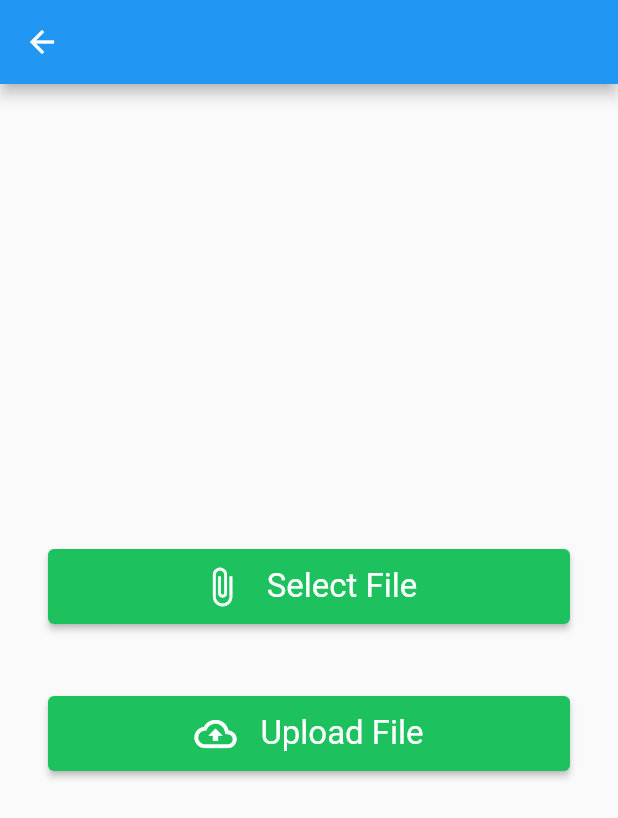
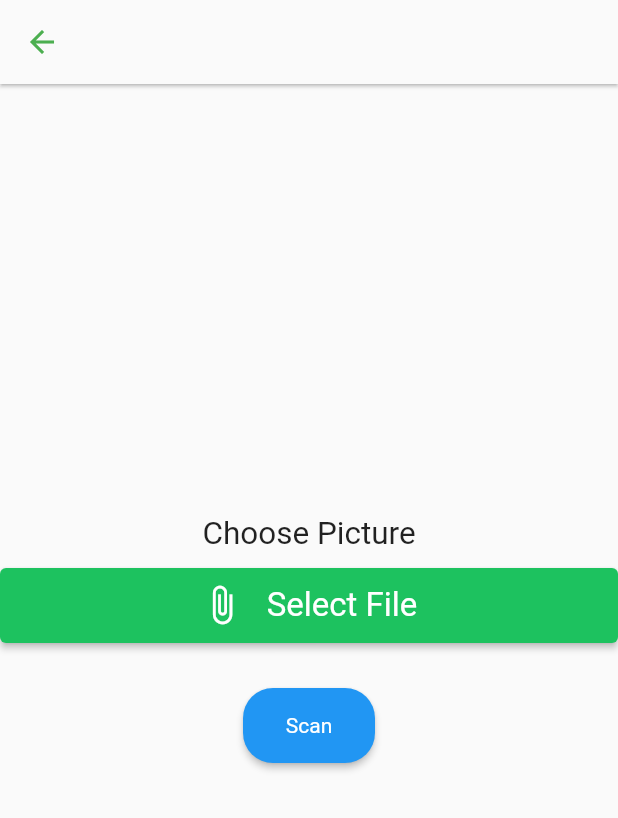
Before and after one commit to adnaan619/Dev-V, a Flutter app: the Gallery screen opened directly, after a tap on "Select File", on a phone screen of 412 x 824 dp. Shown: the top 818 px of the screen. Run offline on Flutter 3.47's test engine with Material 2 defaults, Android fonts, the light colour scheme and no system bars; our stand-ins replace file_picker, firebase_core, firebase_storage, image_picker; missing offline and left inert: tflite; accounts and stored records are empty.

Commit message:
Completed the basic functionality of adding an image from gallery

```diff
--- a/Mobile_App/demo_cuticare/lib/main_pages/gallery.dart
+++ b/Mobile_App/demo_cuticare/lib/main_pages/gallery.dart
@@ -6,6 +6,7 @@ import 'package:image_picker/image_picker.dart';
 import 'package:path/path.dart';
 import '../button_widget.dart';
 import 'firebase_api.dart';
+import 'package:tflite/tflite.dart';
 
 class Gallery extends StatefulWidget {
 
@@ -16,22 +17,83 @@ class Gallery extends StatefulWidget {
 }
 
 class _GalleryState extends State<Gallery> {
+  bool loading = true;
   File? file;
+  List? output;
+  final picker = ImagePicker();
+  late String path;
 
-  final picker = ImagePicker();
+  @override
+  void initState(){
+    super.initState();
+    loadModel().then((value){ // set the state of load model
+      setState((){});
+    });
+  }
+
+  classifyImage() async { // run the model on the image
+    var result =  await Tflite.runModelOnImage(
+        path: path,
+        numResults: 7,
+        threshold: 0.5,
+        imageMean: 127.5,
+        imageStd: 255.0 // image standard deviation
+    );
+    setState(() {
+      output = result;
+      loading = false;
+    });
+  }
+
+  loadModel() async{
+    await Tflite.loadModel(model: 'assets/model.tflite', labels: 'assets/labels.txt');
+  }
+
+  @override
+  void dispose() { // dispose and clear the memory
+    // TODO: implement dispose
+    Tflite.close(); // helps with the memory, any sort of memory leaks
+    super.dispose();
+  }
+
 
   @override
   Widget build(BuildContext context) {
+    //final fileName = basename(_imageFile!.path);
+    final double screenWidth = MediaQuery.of(context).size.width;
+    final double screenHeight = MediaQuery.of(context).size.height;
     return Scaffold(
       appBar: AppBar(
-
+        backgroundColor: Theme.of(context).scaffoldBackgroundColor,
+        elevation: 1,
+        leading: IconButton(
+          icon: Icon(
+            Icons.arrow_back,
+            color: Colors.green,
+          ),
+          onPressed: () {},
+        ),
       ),
       body: Container(
-        padding: EdgeInsets.all(32),
-        child: Center(
+        // padding: EdgeInsets.all(32),
+        decoration: BoxDecoration(),
+        padding: EdgeInsets.only(top: screenHeight * 0.01),
+        child:  Column(
+            mainAxisAlignment: MainAxisAlignment.center,
+            children: <Widget>[
+              file == null ? Text(" Choose Picture ", style: TextStyle(fontSize: 21))
+                  : Image.file(
+                file!,
+                width: 290,
+                height: 300,
+                fit: BoxFit.fill,
+              ),
+              SizedBox(height: 10),
+              Center(
                 child: Column(
                     mainAxisAlignment: MainAxisAlignment.center,
                     children: [
+
                       ButtonWidget(
                         text: "Select File",
                         icon: Icons.attach_file,
@@ -42,15 +104,55 @@ class _GalleryState extends State<Gallery> {
                       //         // fileName,
                       //         style: TextStyle(fontSize: 16, fontWeight: FontWeight.bold,)
                       //     ),
-                SizedBox(height: 48),
-                ButtonWidget(
-                  text: "Upload File",
-                  icon: Icons.cloud_upload_outlined,
-                  onClicked: uploadFile,
-                )
-              ],
-            )
+                      SizedBox(height: 10),
+                      // ButtonWidget(
+                      //   text: "Upload File",
+                      //   icon: Icons.cloud_upload_outlined,
+                      //   onClicked: uploadFile,
+                      // )
+                      Container(
+                          margin: EdgeInsets.fromLTRB(0, 20, 0, 20),
+                          child: MaterialButton(
+                              height: 50,
+                              onPressed: () => classifyImage(),
+                              child: Text('Scan'),
+                              textColor: Colors.white,
+                              color: Theme.of(context).primaryColor,
+                              padding: EdgeInsets.fromLTRB(12, 12, 12, 12),
+                              shape: RoundedRectangleBorder(
+                                borderRadius: BorderRadius.circular(20),
+                              ))),
+                      output == null
+                          ? Text(' ')
+                          : Padding(
+                        padding: const EdgeInsets.only(left: 25, right: 25),
+                        child: Container(
+                          padding: EdgeInsets.all(8),
+                          decoration: BoxDecoration(
+                            borderRadius: BorderRadius.circular(10),
+                            color: Colors.grey.shade200,
                           ),
+                          child: RichText(
+                              text: TextSpan(
+                                  text: prediction().toString(),
+                                  style: TextStyle(
+                                      fontWeight: FontWeight.bold,
+                                      color: Theme.of(context).primaryColor,
+                                      fontSize: 20),
+                                  children: const [
+                                    TextSpan(
+                                        text:
+                                        "\n The results are not 100% correct, please do not apply treatment without consulting your doctor!",
+                                        style: TextStyle(
+                                            fontWeight: FontWeight.normal,
+                                            color: Colors.black,
+                                            fontSize: 13))
+                                  ])),
+                        ),
+                      ),
+                    ]),
+              ),
+            ]),
       ),
     );
   }
@@ -59,12 +161,15 @@ class _GalleryState extends State<Gallery> {
     WidgetsFlutterBinding.ensureInitialized();
     await Firebase.initializeApp();
 
-    final result = await FilePicker.platform.pickFiles(allowMultiple: false);
+    final galleryImage = await FilePicker.platform.pickFiles(allowMultiple: false);
 
-    if(result == null) return;
-    final path = result.files.single.path!;
+    if(galleryImage == null) return;
 
-    setState(() => file = File(path));
+    setState(() {
+      path = galleryImage.files.single.path!;
+      file = File(path);
+      //output = null;
+    });
   }
 
   Future uploadFile() async{
@@ -76,4 +181,18 @@ class _GalleryState extends State<Gallery> {
     FirebaseApi.uploadFile(destination, file!);
   }
 
+  prediction() {
+    try {
+      return "Disease: " +
+          output![0]["label"].toString().replaceAll("_", " ") +
+          " \nConfidence: " +
+          output![0]["confidence"]
+              .toString()
+              .substring(0, 3)
+              .replaceAll("_", " ");
+    } catch (e) {
+      return "The disease could not be identified. Please try with another photo. ";
     }
+  }
+
+}
```
Lines whose indentation alone changed are shown as unchanged.
